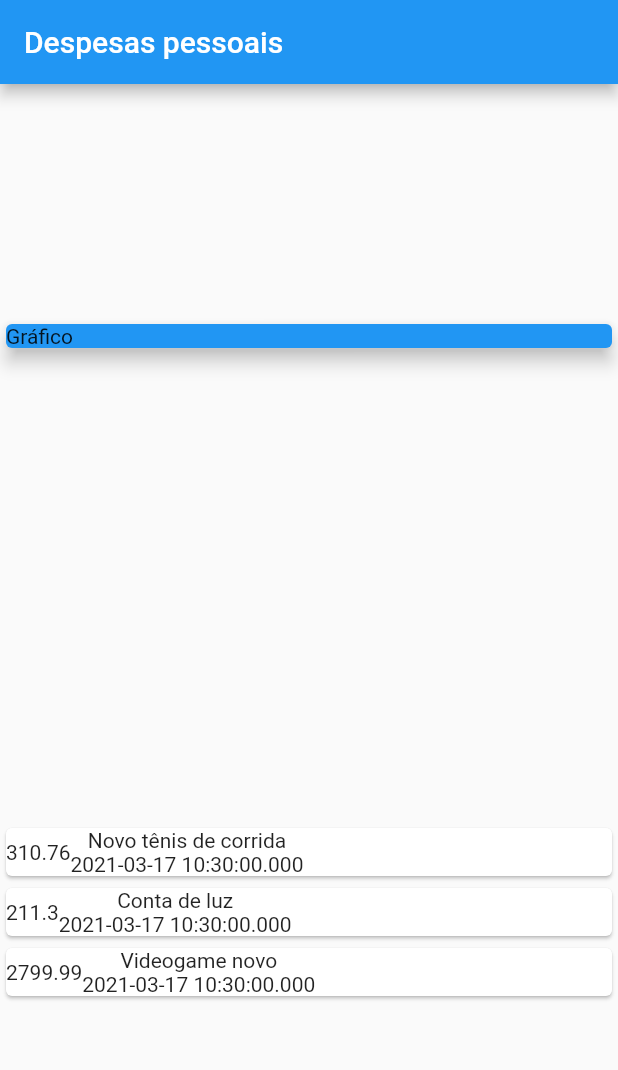
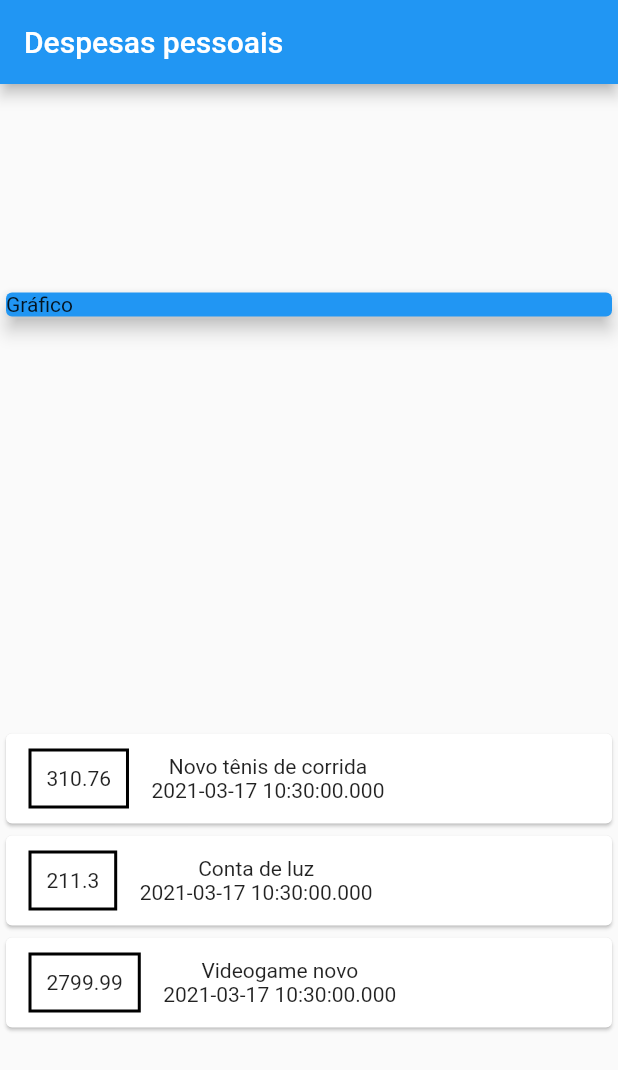
Before and after one commit to diegowinter/curso-flutter, a Flutter app: the screen it shows after launch, on a phone screen of 412 x 824 dp. Shown: the top 1070 px of the screen. Run offline on Flutter 3.47's test engine with Material 2 defaults, Android fonts, the phone set to English and light mode, and no system bars.

Commit message:
project(despesas pessoais): aplicando estilo no container

```diff
--- a/expenses/lib/main.dart
+++ b/expenses/lib/main.dart
@@ -57,6 +57,17 @@ class MyHomePage extends StatelessWidget {
                 child: Row(
                   children: <Widget>[
                     Container(
+                      margin: EdgeInsets.symmetric(
+                        horizontal: 15,
+                        vertical: 10
+                      ),
+                      decoration: BoxDecoration(
+                        border: Border.all(
+                          color: Colors.black,
+                          width: 2
+                        )
+                      ),
+                      padding: EdgeInsets.all(10),
                       child: Text(
                         tr.value.toString()
                       ),
```
